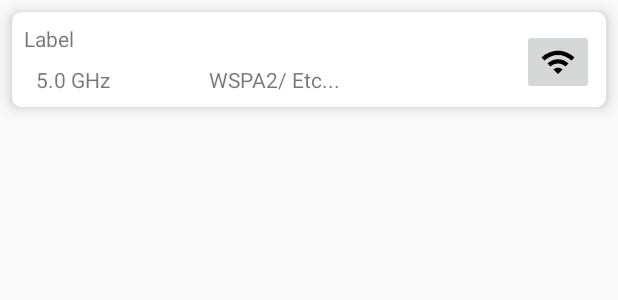
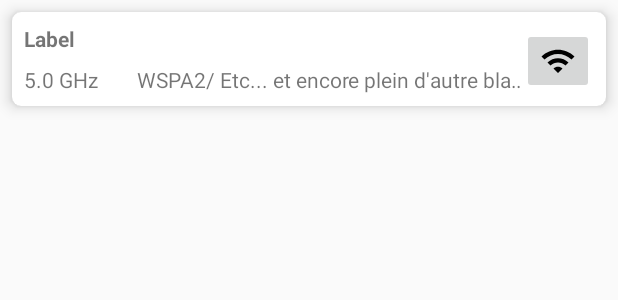
Before and after one commit to bayushi-yakusoku/MultiTests, an Android app: the layout item_wifi.xml on its own in the app's theme, with its tools: preview values and no code run, on a phone screen of 412 x 824 dp. Shown: the top 300 px of the screen. Run offline under Robolectric (Android 15) with nearby library versions, the phone set to English and light mode, and no system bars.

Commit message:
Try to use auto-scroll on textView

```diff
--- a/app/src/main/java/alo/android/multitests/ui/wifi/WifiAdapter.kt
+++ b/app/src/main/java/alo/android/multitests/ui/wifi/WifiAdapter.kt
@@ -1,5 +1,6 @@
 package alo.android.multitests.ui.wifi
 
+import alo.android.multitests.R
 import alo.android.multitests.databinding.ItemWifiBinding
 import alo.android.multitests.tool.toast
 import android.net.wifi.ScanResult
@@ -28,6 +29,8 @@ class WifiAdapter() : RecyclerView.Adapter<WifiAdapter.WifiViewHolder>() {
 
         val currentWifiItem = listWifi[position]
 
+        val currentContext = holder.itemView.context
+
         holder.binding.let {
             it.wifiLabel.apply {
                 text = currentWifiItem.SSID
@@ -37,8 +40,9 @@ class WifiAdapter() : RecyclerView.Adapter<WifiAdapter.WifiViewHolder>() {
                 }
             }
 
-            it.wifiFrequencyTextView.text = currentWifiItem.frequency.toString()
+            it.wifiFrequencyTextView.text = currentContext.getString(R.string.frequency_with_unit, currentWifiItem.frequency)
             it.wifiInfoTextView.text = currentWifiItem.capabilities
+            it.wifiInfoTextView.isSelected = true
         }
     }
 
--- a/app/src/main/res/layout/item_wifi.xml
+++ b/app/src/main/res/layout/item_wifi.xml
@@ -23,9 +23,9 @@
                 android:layout_height="wrap_content"
                 android:layout_marginStart="8dp"
                 android:layout_marginTop="8dp"
-                android:layout_marginEnd="8dp"
+                android:singleLine="true"
                 android:text=""
-                app:layout_constraintEnd_toStartOf="@+id/wifi_activate_imageButton"
+                android:textStyle="bold"
                 app:layout_constraintStart_toStartOf="parent"
                 app:layout_constraintTop_toTopOf="parent"
                 tools:text="Label" />
@@ -46,31 +46,38 @@
 
             <LinearLayout
                 android:id="@+id/wifi_attributes_layout"
-                android:layout_width="269dp"
-                android:layout_height="20dp"
-                android:layout_marginStart="16dp"
+                android:layout_width="0dp"
+                android:layout_height="wrap_content"
+                android:layout_marginStart="8dp"
                 android:layout_marginTop="8dp"
                 android:layout_marginBottom="8dp"
                 android:orientation="horizontal"
+                android:gravity="left"
                 app:layout_constraintBottom_toBottomOf="parent"
+                app:layout_constraintEnd_toStartOf="@+id/wifi_activate_imageButton"
                 app:layout_constraintStart_toStartOf="parent"
                 app:layout_constraintTop_toBottomOf="@+id/wifi_label">
 
                 <TextView
                     android:id="@+id/wifi_frequency_textView"
-                    android:layout_width="wrap_content"
+                    android:layout_width="150sp"
                     android:layout_height="wrap_content"
                     android:layout_weight="1"
+                    android:maxLines="1"
                     android:text=""
-                    tools:text="5.0 GHz"/>
+                    android:textAlignment="viewStart"
+                    tools:text="5.0 GHz" />
 
                 <TextView
                     android:id="@+id/wifi_info_textView"
-                    android:layout_width="wrap_content"
+                    android:layout_width="match_parent"
                     android:layout_height="wrap_content"
                     android:layout_weight="1"
-                    android:text="TextView"
-                    tools:text="WSPA2/ Etc..."/>
+                    android:ellipsize="marquee"
+                    android:singleLine="true"
+                    android:text=""
+                    android:textAlignment="viewStart"
+                    tools:text="WSPA2/ Etc... et encore plein d'autre bla bla..." />
             </LinearLayout>
 
         </androidx.constraintlayout.widget.ConstraintLayout>
--- a/app/src/main/res/values/strings.xml
+++ b/app/src/main/res/values/strings.xml
@@ -17,4 +17,6 @@
     <string name="menu_draft">Draft</string>
     <string name="wifi_refresh_button_name">Refresh</string>
     <string name="wifi_activate_contentDescription">Activate State</string>
+
+    <string name="frequency_with_unit">%d MHz</string>
 </resources>
```
